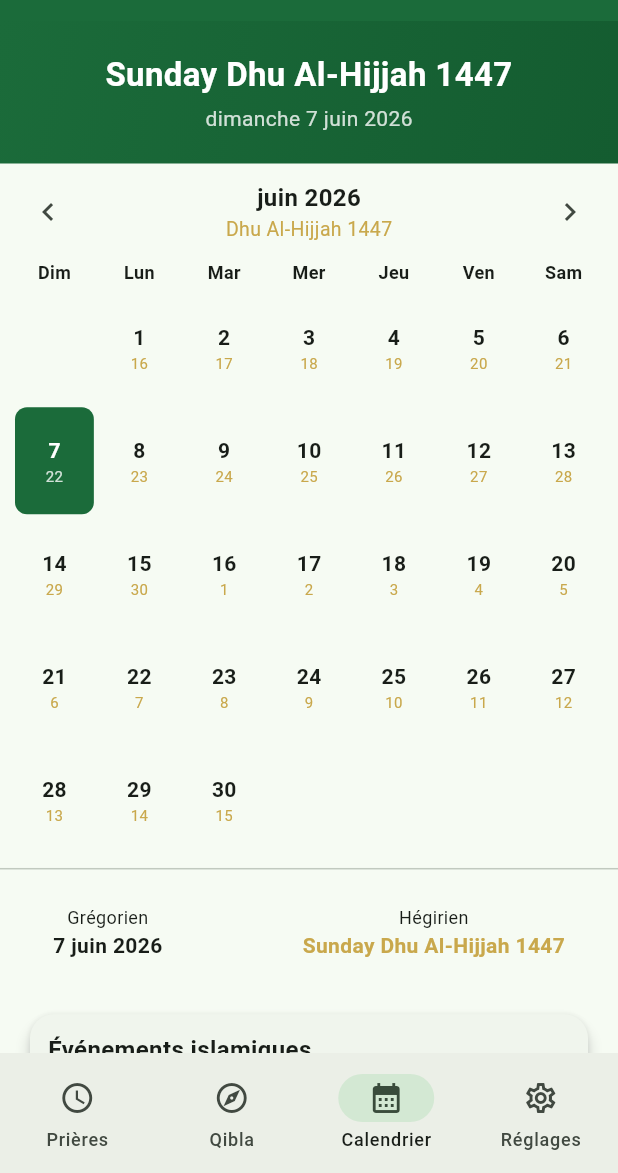
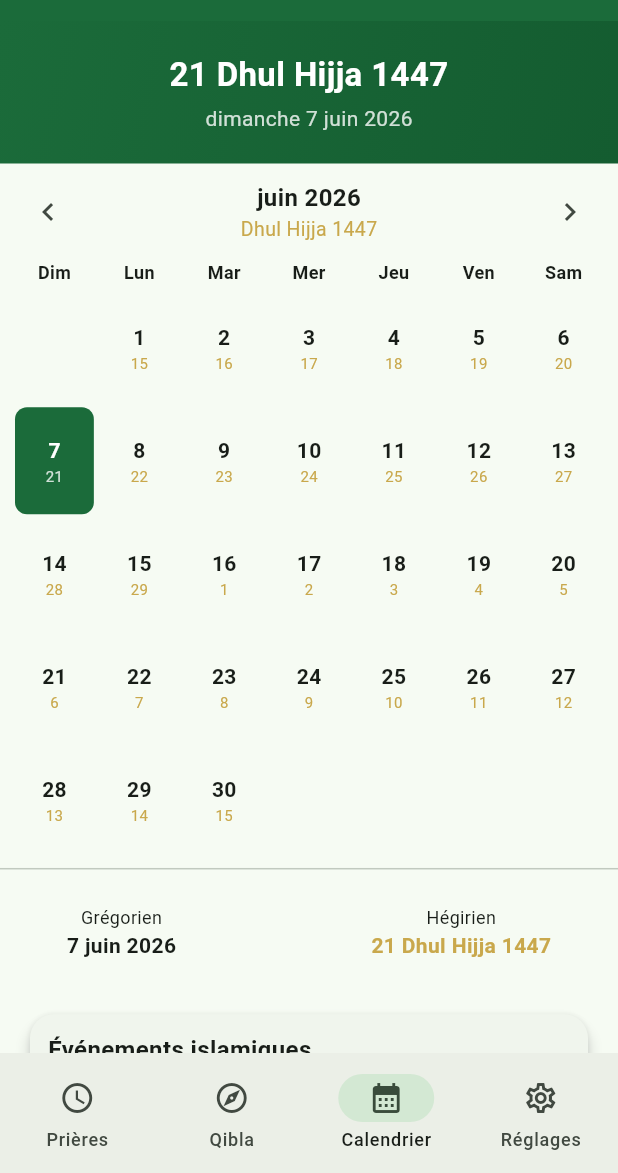
Before and after one commit to Curry-976/salah, a Flutter app: the screen it shows after launch, item 3 of the bottom bar chosen, on a phone screen of 412 x 824 dp, the part 63-1236 px from its top. Run offline on Flutter 3.47's test engine with Material 3 defaults, Android fonts, the phone set to English and light mode, and no system bars; our stand-ins replace adhan, flutter_compass, flutter_local_notifications, geocoding, geolocator, shared_preferences and 1 more; missing offline and left inert: flutter_qiblah; Roboto replaces fonts that are missing (Amiri).

Commit message:
fix: remplace le package hijri (non null-safe) par une implémentation interne
Algorithme tabulaire islamique vérifié : 7 juil. 2024 = 1 Muharram 1446 AH.

Co-Authored-By: Claude Sonnet 4.6 <noreply@anthropic.com>

```diff
--- a/lib/screens/calendar_screen.dart
+++ b/lib/screens/calendar_screen.dart
@@ -1,6 +1,6 @@
 import 'package:flutter/material.dart';
-import 'package:hijri/hijri_calendar.dart';
 import 'package:intl/intl.dart';
+import '../utils/hijri_converter.dart';
 import '../utils/theme.dart';
 
 class CalendarScreen extends StatefulWidget {
@@ -21,8 +21,8 @@ class _CalendarScreenState extends State<CalendarScreen> {
     _selectedDay = DateTime.now();
   }
 
-  HijriCalendar _toHijri(DateTime date) =>
-      HijriCalendar.fromDate(date);
+  HijriDate _toHijri(DateTime date) =>
+      HijriDate.fromGregorian(date);
 
   @override
   Widget build(BuildContext context) {
@@ -60,7 +60,7 @@ class _CalendarScreenState extends State<CalendarScreen> {
 }
 
 class _HijriHeader extends StatelessWidget {
-  final HijriCalendar hijri;
+  final HijriDate hijri;
   const _HijriHeader({required this.hijri});
 
   @override
@@ -78,7 +78,7 @@ class _HijriHeader extends StatelessWidget {
       child: Column(
         children: [
           Text(
-            hijri.toFormat('DD MMMM yyyy'),
+            hijri.format(),
             style: const TextStyle(
               color: Colors.white,
               fontSize: 22,
@@ -110,7 +110,7 @@ class _MonthNavigator extends StatelessWidget {
 
   @override
   Widget build(BuildContext context) {
-    final hijri = HijriCalendar.fromDate(
+    final hijri = HijriDate.fromGregorian(
         DateTime(focusedDay.year, focusedDay.month, 15));
 
     return Padding(
@@ -126,7 +126,7 @@ class _MonthNavigator extends StatelessWidget {
                 style: const TextStyle(fontWeight: FontWeight.bold, fontSize: 16),
               ),
               Text(
-                hijri.toFormat('MMMM yyyy'),
+                hijri.formatMonthYear(),
                 style: TextStyle(
                     color: AppColors.gold,
                     fontSize: 13),
@@ -144,7 +144,7 @@ class _CalendarGrid extends StatelessWidget {
   final DateTime focusedDay;
   final DateTime selectedDay;
   final Function(DateTime) onDaySelected;
-  final HijriCalendar Function(DateTime) toHijri;
+  final HijriDate Function(DateTime) toHijri;
 
   const _CalendarGrid({
     required this.focusedDay,
@@ -224,7 +224,7 @@ class _CalendarGrid extends StatelessWidget {
                         ),
                       ),
                       Text(
-                        '${hijri.hDay}',
+                        '${hijri.day}',
                         style: TextStyle(
                           fontSize: 10,
                           color: isSelected
@@ -246,7 +246,7 @@ class _CalendarGrid extends StatelessWidget {
 
 class _SelectedDayInfo extends StatelessWidget {
   final DateTime gregorian;
-  final HijriCalendar hijri;
+  final HijriDate hijri;
 
   const _SelectedDayInfo({required this.gregorian, required this.hijri});
 
@@ -271,7 +271,7 @@ class _SelectedDayInfo extends StatelessWidget {
             children: [
               const Text('Hégirien', style: TextStyle(fontSize: 12)),
               Text(
-                hijri.toFormat('DD MMMM yyyy'),
+                hijri.format(),
                 style: const TextStyle(
                     fontWeight: FontWeight.bold, color: AppColors.gold),
               ),
--- /dev/null
+++ b/lib/utils/hijri_converter.dart
@@ -0,0 +1,63 @@
+/// Gregorian ↔ Hijri (tabular Islamic calendar, epoch JDN 1948440 = 16 Jul 622 CE Julian).
+/// Verified: 7 Jul 2024 CE = 1 Muharram 1446 AH ✓
+class HijriDate {
+  final int year;
+  final int month;
+  final int day;
+
+  const HijriDate(this.year, this.month, this.day);
+
+  static const _epoch = 1948440;
+
+  static const _monthNames = [
+    'Muharram', 'Safar', "Rabi' al-Awwal", "Rabi' al-Thani",
+    "Jumada al-Awwal", "Jumada al-Thani", 'Rajab', "Sha'ban",
+    'Ramadan', 'Chawwal', "Dhul Qi'da", 'Dhul Hijja',
+  ];
+
+  String get monthName => _monthNames[month - 1];
+
+  String format() => '$day $monthName $year';
+  String formatMonthYear() => '$monthName $year';
+
+  static HijriDate fromGregorian(DateTime date) {
+    final jdn = _toJDN(date.year, date.month, date.day);
+    final d = jdn - _epoch;
+
+    int y = (30 * d + 10646) ~/ 10631;
+    if (y < 1) y = 1;
+    while (_yearStart(y + 1) <= d) {
+      y++;
+    }
+
+    final dayOfYear = d - _yearStart(y);
+    var m = 1;
+    while (m < 12 && _monthOffset(m + 1) <= dayOfYear) {
+      m++;
+    }
+
+    return HijriDate(y, m, dayOfYear - _monthOffset(m) + 1);
+  }
+
+  // Julian Day Number for Gregorian date (valid post-1582)
+  static int _toJDN(int y, int m, int d) {
+    if (m <= 2) {
+      y--;
+      m += 12;
+    }
+    final a = y ~/ 100;
+    final b = 2 - a + a ~/ 4;
+    return (365.25 * (y + 4716)).floor() +
+        (30.6001 * (m + 1)).floor() +
+        d + b - 1524;
+  }
+
+  // Days from Islamic epoch to first day of Hijri year y
+  static int _yearStart(int y) {
+    final n = y - 1;
+    return 354 * n + (11 * n + 3) ~/ 30;
+  }
+
+  // Days from start of year to start of month m (odd months = 30 days, even = 29)
+  static int _monthOffset(int m) => 29 * (m - 1) + m ~/ 2;
+}
--- a/lib/widgets/hijri_date_card.dart
+++ b/lib/widgets/hijri_date_card.dart
@@ -1,5 +1,5 @@
 import 'package:flutter/material.dart';
-import 'package:hijri/hijri_calendar.dart';
+import '../utils/hijri_converter.dart';
 import '../utils/theme.dart';
 
 class HijriDateCard extends StatelessWidget {
@@ -8,7 +8,7 @@ class HijriDateCard extends StatelessWidget {
   @override
   Widget build(BuildContext context) {
     final now = DateTime.now();
-    final hijri = HijriCalendar.fromDate(now);
+    final hijri = HijriDate.fromGregorian(now);
 
     return Container(
       padding: const EdgeInsets.symmetric(horizontal: 20, vertical: 12),
@@ -23,7 +23,7 @@ class HijriDateCard extends StatelessWidget {
           const Icon(Icons.calendar_today, color: AppColors.gold, size: 18),
           const SizedBox(width: 10),
           Text(
-            hijri.toFormat('DD MMMM yyyy'),
+            hijri.format(),
             style: const TextStyle(
               color: AppColors.gold,
               fontWeight: FontWeight.w600,
--- a/pubspec.yaml
+++ b/pubspec.yaml
@@ -24,8 +24,6 @@ dependencies:
   flutter_local_notifications: ^17.0.0
   timezone: ^0.9.0
 
-  # Hijri calendar
-  hijri: ^2.0.1
 
   # State management
   provider: ^6.1.0
```
